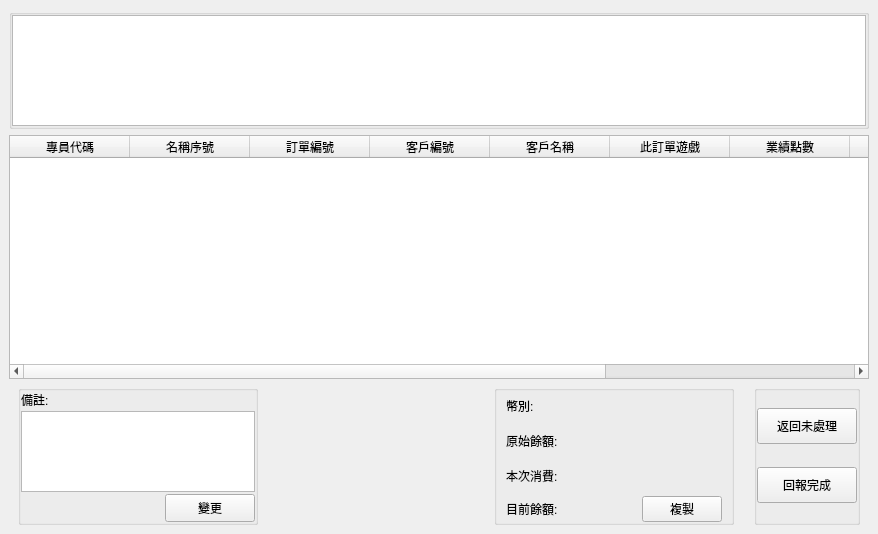
Old version of the form src/AdbClient/StageOrder/LayerGetOrder2.ui in the repository roger0816/Adb.
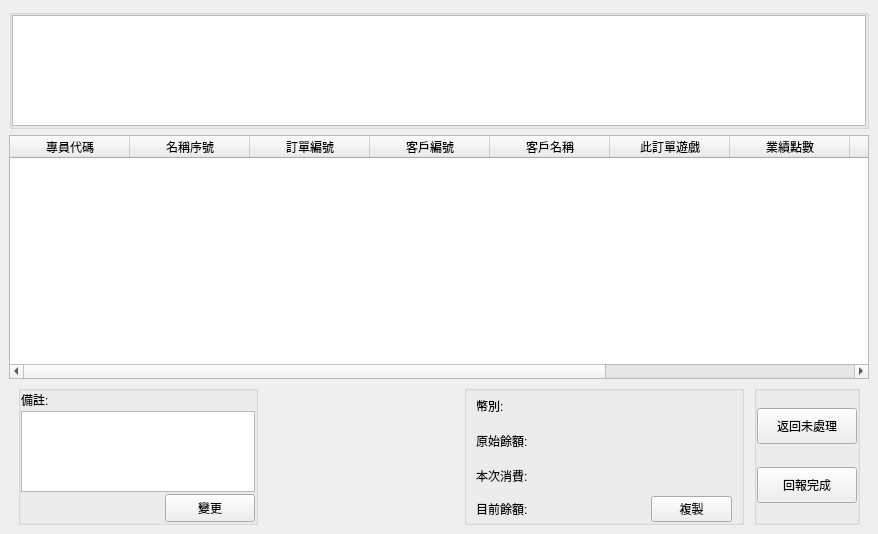
New version of the form. Custom widgets are drawn as their Qt base class.

What changed in the file:
```diff
--- a/src/AdbClient/StageOrder/LayerGetOrder2.ui
+++ b/src/AdbClient/StageOrder/LayerGetOrder2.ui
@@ -221,7 +221,7 @@
            <number>0</number>
           </property>
           <property name="horizontalSpacing">
-           <number>20</number>
+           <number>10</number>
           </property>
           <item row="0" column="5" rowspan="2">
            <widget class="QGroupBox" name="groupBox_3">
@@ -388,13 +388,13 @@
            <widget class="QGroupBox" name="groupBox_5">
             <property name="minimumSize">
              <size>
-              <width>240</width>
+              <width>280</width>
               <height>0</height>
              </size>
             </property>
             <property name="maximumSize">
              <size>
-              <width>240</width>
+              <width>280</width>
               <height>10000000</height>
              </size>
             </property>
```
